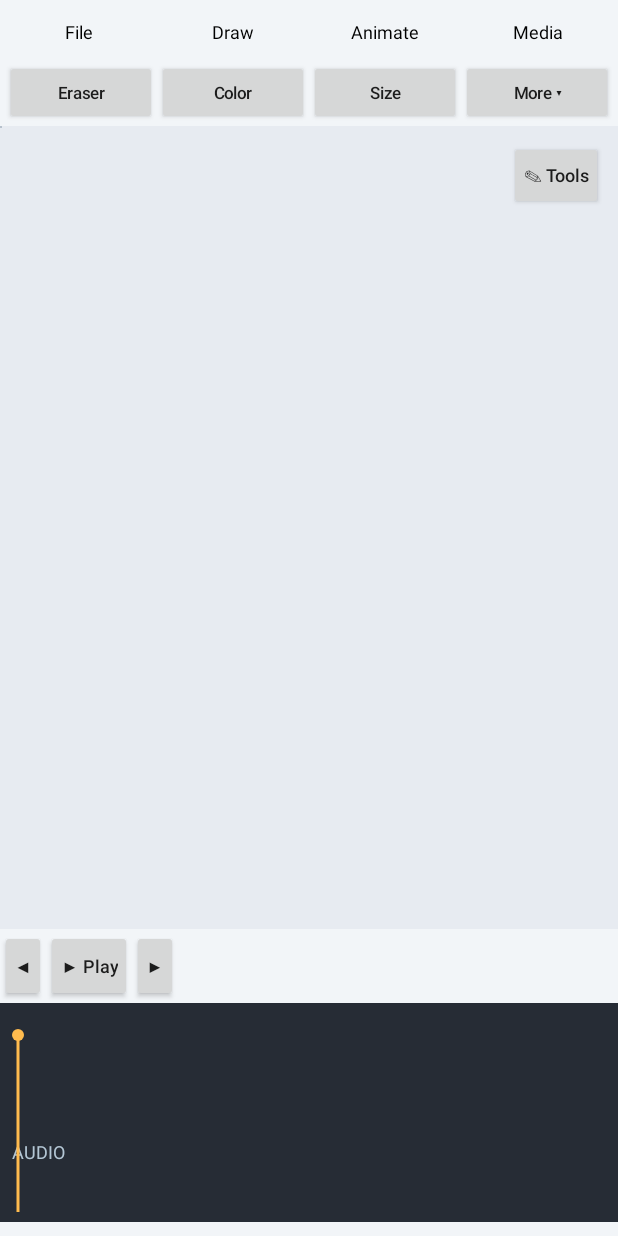
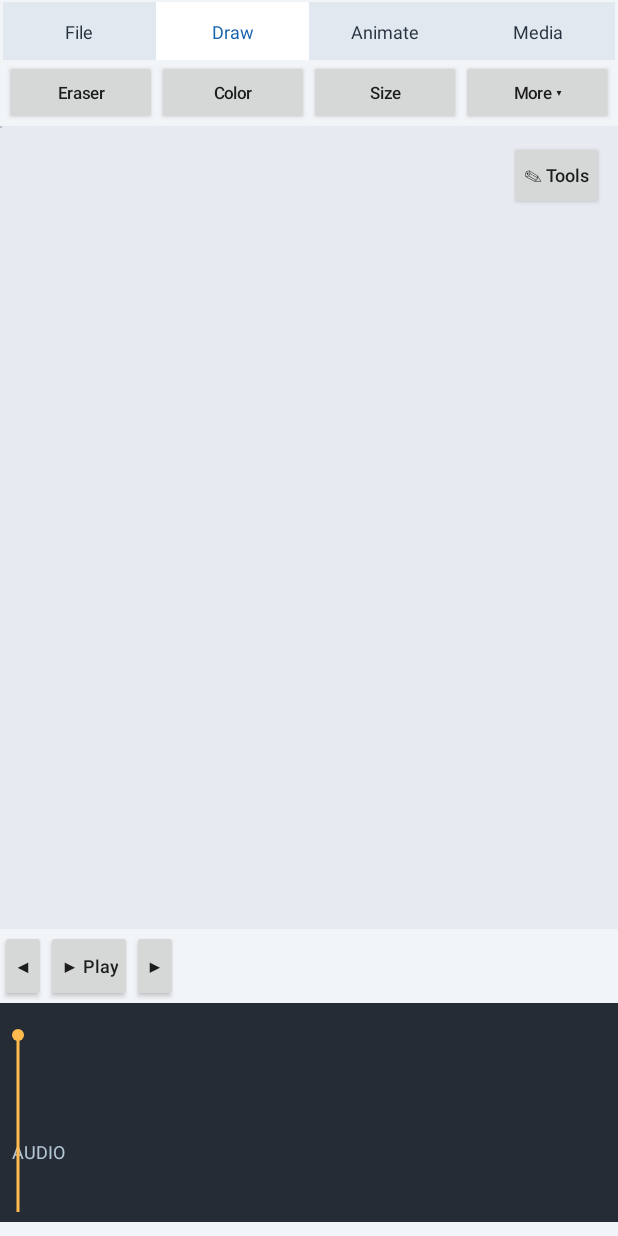
Before and after one commit to RectifyData/HoldFrame, an Android app: the screen it shows after launch (MainActivity), on a phone screen of 412 x 824 dp. Run offline under Robolectric (Android 15) with nearby library versions, the phone set to English and light mode, and no system bars; 21 statements that could not run were skipped.

Commit message:
Polish Android tab selection contrast on narrow displays

```diff
--- a/app/src/main/java/dev/rectifydata/holdframe/MainActivity.java
+++ b/app/src/main/java/dev/rectifydata/holdframe/MainActivity.java
@@ -310,6 +310,11 @@ public final class MainActivity extends Activity {
         if(featureTabs!=null && featureTabs.getCheckedRadioButtonId()!=
            featureTabs.getChildAt(activeFeatureTab).getId())
             featureTabs.check(featureTabs.getChildAt(activeFeatureTab).getId());
+        for(int i=0;i<featureTabs.getChildCount();i++) {
+            RadioButton button=(RadioButton)featureTabs.getChildAt(i);
+            button.setTextColor(i==activeFeatureTab?Color.rgb(22,97,174):Color.rgb(40,50,64));
+            button.setBackgroundColor(i==activeFeatureTab?Color.WHITE:Color.rgb(225,232,239));
+        }
         tabActions.removeAllViews();
         switch(activeFeatureTab) {
             case 0:
```
